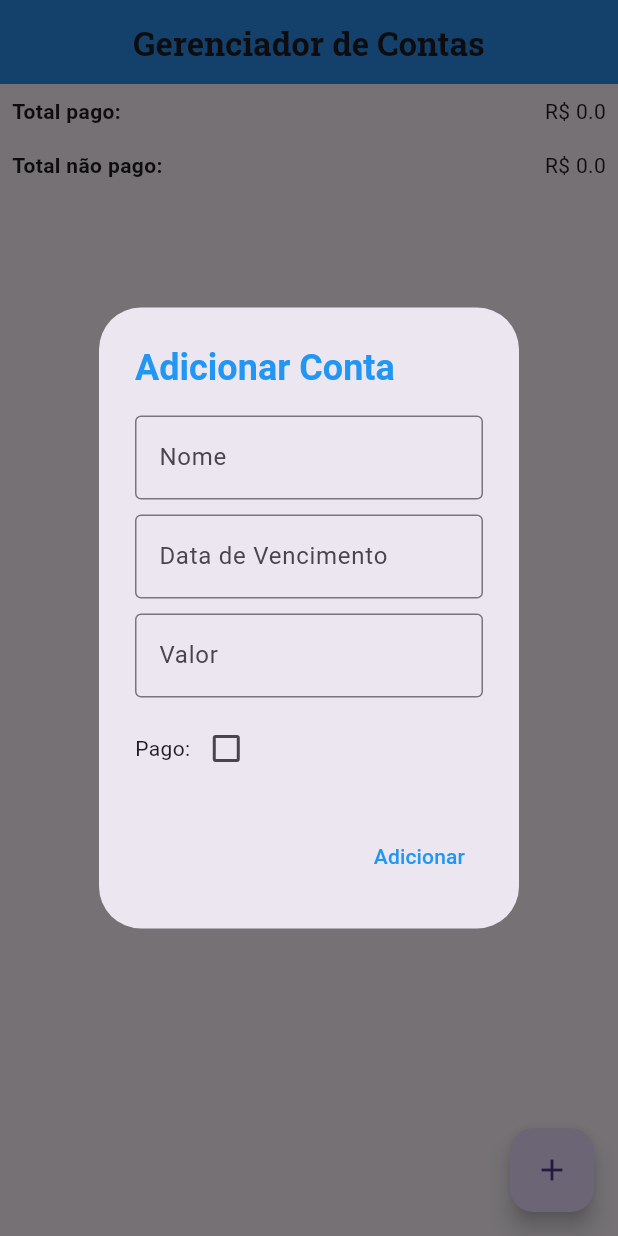
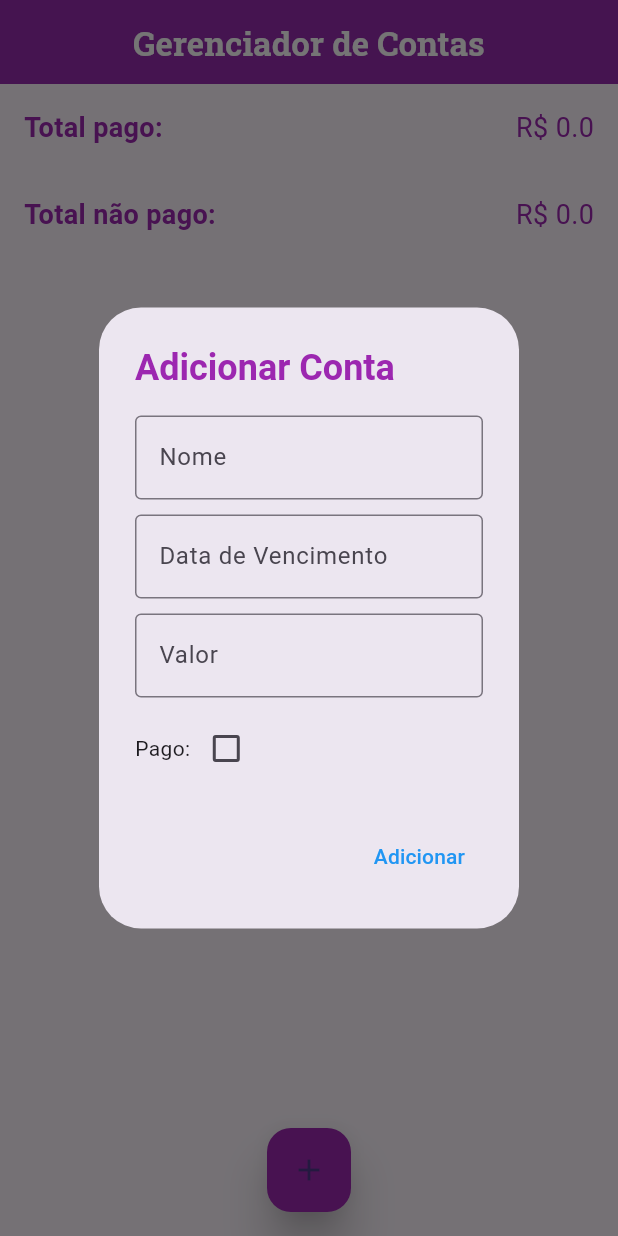
Before and after one commit to BrunowsUS/pay_bill, a Flutter app: the screen it shows after launch, after a tap on the "add" icon, on a phone screen of 412 x 824 dp. Run offline on Flutter 3.47's test engine with Material 3 defaults, Android fonts, the phone set to English and light mode, and no system bars; our stand-ins replace cloud_firestore, firebase_core, google_fonts; accounts and stored records are empty.

Commit message:
visual_update

```diff
--- a/lib/assets/classes/classes.dart
+++ b/lib/assets/classes/classes.dart
@@ -1,18 +1,31 @@
+import 'package:cloud_firestore/cloud_firestore.dart';
+
 class Conta {
+  String? id;
   String nome;
   DateTime dataVencimento;
   double valor;
   bool isPaid;
 
-  Conta(this.nome, this.dataVencimento, this.valor, this.isPaid);
+  Conta(this.nome, this.dataVencimento, this.valor, this.isPaid, {this.id});
 
-  bool stringToBool(String str) {
-    return str.toLowerCase() == 'true';
+  // Converte um Conta para um Map
+  Map<String, dynamic> toMap() {
+    return {
+      'nome': nome,
+      'dataVencimento': dataVencimento,
+      'valor': valor,
+      'isPaid': isPaid,
+    };
   }
 
-  bool isValueGreaterThan(double comparisonValue) {
-    return valor > comparisonValue;
-  }
+  // Cria um Conta a partir de um documento do Firestore
+  Conta.fromSnapshot(DocumentSnapshot snapshot)
+      : id = snapshot.id,
+        nome = snapshot['nome'],
+        dataVencimento = (snapshot['dataVencimento'] as Timestamp).toDate(),
+        valor = snapshot['valor'],
+        isPaid = snapshot['isPaid'];
 
   static double calculateTotalPaid(List<Conta> contas) {
     return contas
--- a/lib/home_page.dart
+++ b/lib/home_page.dart
@@ -1,4 +1,5 @@
 import 'package:flutter/material.dart';
+import 'package:pay_bill/assets/Firebase/bill_repository.dart';
 import 'package:pay_bill/assets/classes/classes.dart';
 import 'package:pay_bill/assets/widgets/add_bill_dialog.dart';
 import 'package:pay_bill/assets/widgets/bill_card.dart';
@@ -14,6 +15,7 @@ class ContasApp extends StatefulWidget {
 
 class _ContasAppState extends State<ContasApp> {
   List<Conta> contas = [];
+  final BillRepository billRepository = BillRepository();
 
   void adicionarConta(Conta conta) {
     setState(() {
@@ -29,59 +31,80 @@ class _ContasAppState extends State<ContasApp> {
           conta: conta,
           onPressed: (Conta updatedConta) {
             setState(() {
-              int index = contas.indexOf(conta);
-              contas[index] = updatedConta;
+              billRepository.updateConta(updatedConta);
             });
           },
         );
       },
     );
   }
+
   void deletarConta(Conta conta) {
     setState(() {
       contas.remove(conta);
     });
   }
+
   void alterarStatusPago(bool? value, Conta conta) {
     setState(() {
       conta.isPaid = value ?? false;
     });
   }
+
   @override
   Widget build(BuildContext context) {
     return Scaffold(
       appBar: AppBar(
         title: Text(
           'Gerenciador de Contas',
-          style: GoogleFonts.robotoSlab(fontWeight: FontWeight.bold),
+          style: GoogleFonts.robotoSlab(
+            fontWeight: FontWeight.bold,
+            color: Colors.white, // Change the color to white
           ),
-        backgroundColor: Colors.blue,
+        ),
+        backgroundColor: Colors.purple, // Change the color to purple
         centerTitle: true,
         elevation: 8.0,
       ),
-      body: Column(
+      body: Stack(
+        children: <Widget>[
+          Column(
             children: <Widget>[
               Padding(
-            padding: const EdgeInsets.all(8.0),
+                padding: const EdgeInsets.all(16.0), // Increase padding
                 child: Row(
                   mainAxisAlignment: MainAxisAlignment.spaceBetween,
                   children: <Widget>[
                     Text('Total pago:',
-                    style: GoogleFonts.roboto(fontWeight: FontWeight.bold)),
+                        style: GoogleFonts.roboto(
+                          fontWeight: FontWeight.bold,
+                          fontSize: 18.0, // Increase font size
+                          color: Colors.purple, // Change the color to purple
+                        )),
                     Text('R\$ ${Conta.calculateTotalPaid(contas)}',
-                    style: GoogleFonts.roboto()),
+                        style: GoogleFonts.roboto(
+                          fontSize: 18.0, // Increase font size
+                          color: Colors.purple, // Change the color to purple
+                        )),
                   ],
                 ),
               ),
               Padding(
-            padding: const EdgeInsets.all(8.0),
+                padding: const EdgeInsets.all(16.0), // Increase padding
                 child: Row(
                   mainAxisAlignment: MainAxisAlignment.spaceBetween,
                   children: <Widget>[
                     Text('Total não pago:',
-                    style: GoogleFonts.roboto(fontWeight: FontWeight.bold)),
+                        style: GoogleFonts.roboto(
+                          fontWeight: FontWeight.bold,
+                          fontSize: 18.0, // Increase font size
+                          color: Colors.purple, // Change the color to purple
+                        )),
                     Text('R\$ ${Conta.calculateTotalUnpaid(contas)}',
-                    style: GoogleFonts.roboto()),
+                        style: GoogleFonts.roboto(
+                          fontSize: 18.0, // Increase font size
+                          color: Colors.purple, // Change the color to purple
+                        )),
                   ],
                 ),
               ),
@@ -100,7 +123,12 @@ class _ContasAppState extends State<ContasApp> {
               ),
             ],
           ),
-      floatingActionButton: FloatingActionButton(
+          Align(
+            alignment: Alignment.bottomCenter,
+            child: Padding(
+              padding: EdgeInsets.only(
+                  bottom: 16.0), // Add some padding from the bottom
+              child: FloatingActionButton(
                 onPressed: () {
                   showDialog(
                       context: context,
@@ -111,6 +139,14 @@ class _ContasAppState extends State<ContasApp> {
                       });
                 },
                 child: const Icon(Icons.add),
+                backgroundColor: Colors.purple, // Change the color to purple
+                elevation: 12.0, // Increase shadow
+                splashColor:
+                    Colors.grey, // Add splash color for click animation
+              ),
+            ),
+          ),
+        ],
       ),
     );
   }
```
Also changed, not shown: lib/assets/Firebase/bill_repository.dart (+22 -1 lines), lib/assets/widgets/add_bill_dialog.dart (+40 -8 lines), lib/assets/widgets/bill_card.dart (+10 -3 lines). Lines whose indentation alone changed are shown as unchanged.
